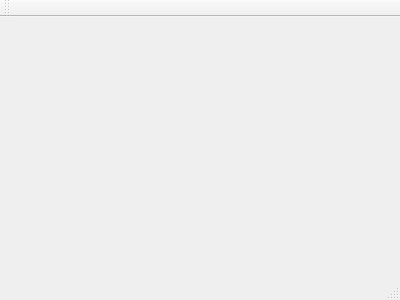
Old version of the form Ejemplo 2/Ejemplo2/mainwindow.ui in the repository pablosq83/ProyectosQT.
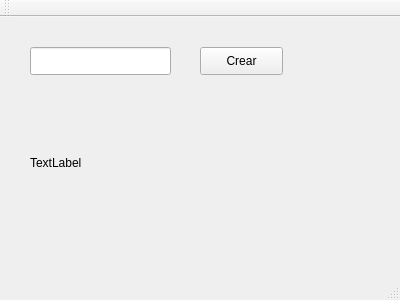
New version of the form.

Commit message: Ejemplo 2. Interfaz gráfica que permite crear una carpeta

What changed in the file:
```diff
--- a/Ejemplo 2/Ejemplo2/mainwindow.ui
+++ b/Ejemplo 2/Ejemplo2/mainwindow.ui
@@ -12,13 +12,65 @@
   <property name="windowTitle" >
    <string>MainWindow</string>
   </property>
-  <widget class="QMenuBar" name="menuBar" />
-  <widget class="QToolBar" name="mainToolBar" />
-  <widget class="QWidget" name="centralWidget" />
-  <widget class="QStatusBar" name="statusBar" />
+  <widget class="QWidget" name="centralWidget">
+   <widget class="QLineEdit" name="lineEdit">
+    <property name="geometry">
+     <rect>
+      <x>30</x>
+      <y>30</y>
+      <width>141</width>
+      <height>28</height>
+     </rect>
+    </property>
+   </widget>
+   <widget class="QPushButton" name="pushButton">
+    <property name="geometry">
+     <rect>
+      <x>200</x>
+      <y>30</y>
+      <width>83</width>
+      <height>28</height>
+     </rect>
+    </property>
+    <property name="text">
+     <string>Crear</string>
+    </property>
+   </widget>
+   <widget class="QLabel" name="label">
+    <property name="geometry">
+     <rect>
+      <x>30</x>
+      <y>80</y>
+      <width>211</width>
+      <height>131</height>
+     </rect>
+    </property>
+    <property name="text">
+     <string>TextLabel</string>
+    </property>
+   </widget>
+  </widget>
+  <widget class="QMenuBar" name="menuBar">
+   <property name="geometry">
+    <rect>
+     <x>0</x>
+     <y>0</y>
+     <width>400</width>
+     <height>25</height>
+    </rect>
+   </property>
+  </widget>
+  <widget class="QToolBar" name="mainToolBar">
+   <attribute name="toolBarArea">
+    <enum>TopToolBarArea</enum>
+   </attribute>
+   <attribute name="toolBarBreak">
+    <bool>false</bool>
+   </attribute>
+  </widget>
+  <widget class="QStatusBar" name="statusBar"/>
  </widget>
- <layoutDefault spacing="6" margin="11" />
- <pixmapfunction></pixmapfunction>
+ <layoutdefault spacing="6" margin="11"/>
  <resources/>
  <connections/>
 </ui>
```
Left out of the diff: 7 changed lines with no effect on the pictures. The commit also changes 10 other files.
